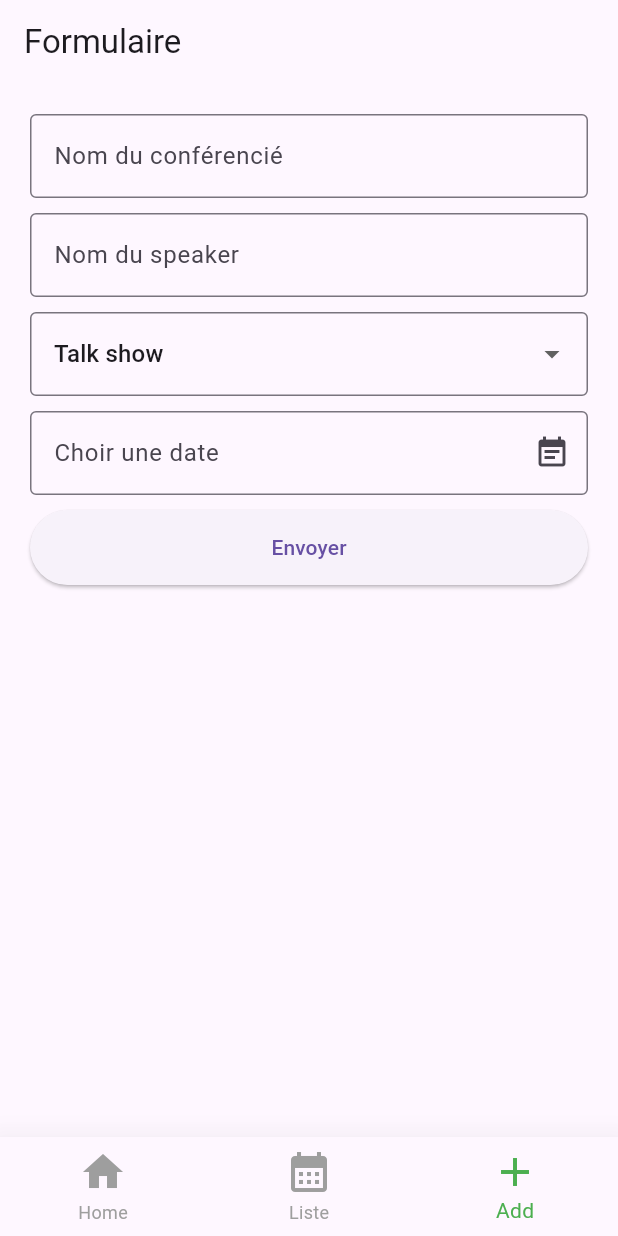
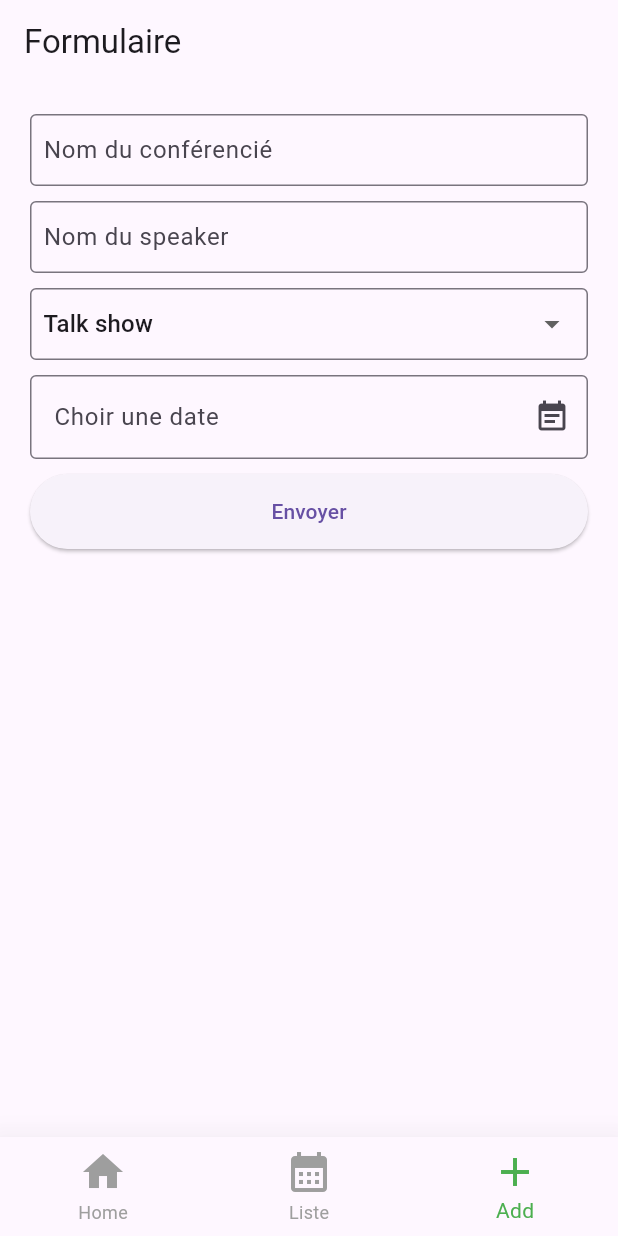
Before and after one commit to sielinou16051991/mon_premier_projet_flutter, a Flutter app: the screen it shows after launch, item 3 of the bottom bar chosen, on a phone screen of 412 x 824 dp. Run offline on Flutter 3.47's test engine with Material 3 defaults, Android fonts, the light colour scheme and no system bars; drawn by our look-alikes of date_field.

Commit message:
réduction de la tail des champsde formulaire

```diff
--- a/lib/main.dart
+++ b/lib/main.dart
@@ -45,7 +45,8 @@ class _MyAppState extends State<MyApp> {
       bottomNavigationBar: BottomNavigationBar(
           currentIndex: _currentIndex,
           onTap: (index) => setCurrentIndex(index),
-          type: BottomNavigationBarType.fixed, // changement de page au click
+          type: BottomNavigationBarType
+              .fixed, // changement de page au clicklib/pages lib/main.dart
           selectedItemColor: Colors.green,
           unselectedItemColor: Colors.grey,
           iconSize: 32,
--- a/lib/pages/add_event_page.dart
+++ b/lib/pages/add_event_page.dart
@@ -35,6 +35,7 @@ class _AddEventPageState extends State<AddEventPage> {
               margin: const EdgeInsets.only(bottom: 10),
               child: TextFormField(
                 decoration: const InputDecoration(
+                  contentPadding: EdgeInsets.only(bottom: -5, top: -5, left: 5),
                   labelText: 'Nom du conférencié',
                   hintText: "entrer le nom de la conférence",
                   border: OutlineInputBorder(),
@@ -52,6 +53,7 @@ class _AddEventPageState extends State<AddEventPage> {
               margin: const EdgeInsets.only(bottom: 10),
               child: TextFormField(
                 decoration: const InputDecoration(
+                  contentPadding: EdgeInsets.only(bottom: -5, top: -5, left: 5),
                   labelText: 'Nom du speaker',
                   hintText: "entrer le nom du speaker",
                   border: OutlineInputBorder(),
@@ -82,8 +84,10 @@ class _AddEventPageState extends State<AddEventPage> {
                       child: Text('Partner'),
                     )
                   ],
-                  decoration:
-                      const InputDecoration(border: OutlineInputBorder()),
+                  decoration: const InputDecoration(
+                      contentPadding:
+                          EdgeInsets.only(bottom: -5, top: -5, left: 5),
+                      border: OutlineInputBorder()),
                   value: selectedConfType,
                   onChanged: (value) {
                     setState(() {
```
